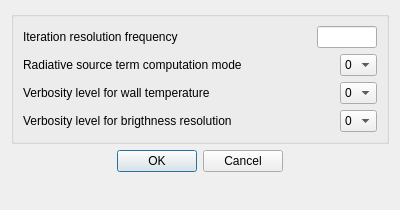
First picture: the form in python/code_saturne/gui/case/ThermalRadiationAdvancedDialogForm.ui, repository code-saturne/code_saturne, before the edit.
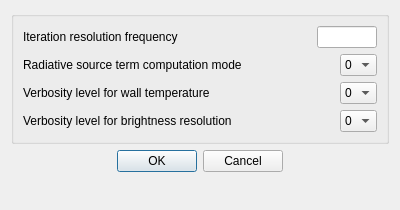
Second picture: the form after the edit.

Commit message:
GUI: fix typos in labels and tooltips
- "Specifiy" in run dialogs, and missing "and" in the number of
  nodes tooltip
- duplicated "the the" in Lagrangian two-way coupling tooltips
- "caracterization", "brigthness"

Diff of the .ui file:
```diff
--- a/python/code_saturne/gui/case/ThermalRadiationAdvancedDialogForm.ui
+++ b/python/code_saturne/gui/case/ThermalRadiationAdvancedDialogForm.ui
@@ -173,7 +173,7 @@
          <string>&lt;html&gt;&lt;head/&gt;&lt;body&gt;&lt;p&gt;&lt;span style=&quot; font-size:9pt;&quot;&gt;Verbosity level concerning the solution of the radiative transfer equation:&lt;/span&gt;&lt;/p&gt;&lt;p&gt;&lt;span style=&quot; font-size:9pt;&quot;&gt;- 0: no display,&lt;/span&gt;&lt;/p&gt;&lt;p&gt;&lt;span style=&quot; font-size:9pt;&quot;&gt;- 1: standard,&lt;/span&gt;&lt;/p&gt;&lt;p&gt;&lt;span style=&quot; font-size:9pt;&quot;&gt;- 2: complete.&lt;/span&gt;&lt;/p&gt;&lt;p&gt;&lt;span style=&quot; font-size:9pt;&quot;&gt;(code_saturne key words: &lt;/span&gt;&lt;span style=&quot; font-size:9pt; font-weight:600;&quot;&gt;IIMLUM&lt;/span&gt;&lt;span style=&quot; font-size:9pt;&quot;&gt;)&lt;/span&gt;&lt;/p&gt;&lt;/body&gt;&lt;/html&gt;</string>
         </property>
         <property name="text">
-         <string>Verbosity level for brigthness resolution</string>
+         <string>Verbosity level for brightness resolution</string>
         </property>
        </widget>
       </item>
```
The commit also changes 4 other files.
